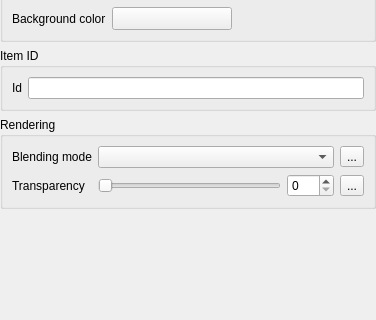
qgis/QGIS, file src/ui/qgscomposeritemwidgetbase.ui: the form before one commit; both pictures show x 0 to 376 and y 377 to 697 of the 376 by 697 pixel window.
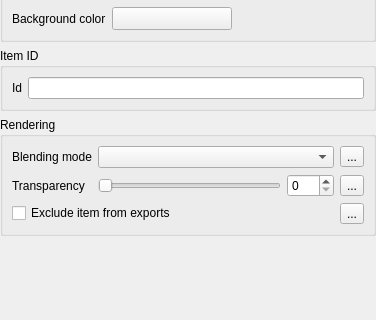
The form after the commit. Custom widgets are drawn as their Qt base class.

Commit message: [FEATURE][composer] Add checkbox and data defined button for controlling whether an item is excluded from composer exports/printouts.

What changed in the file:
```diff
--- a/src/ui/qgscomposeritemwidgetbase.ui
+++ b/src/ui/qgscomposeritemwidgetbase.ui
@@ -553,6 +553,24 @@
         </item>
        </layout>
       </item>
+      <item row="2" column="0" colspan="2">
+       <layout class="QHBoxLayout" name="horizontalLayout">
+        <item>
+         <widget class="QCheckBox" name="mExcludeFromPrintsCheckBox">
+          <property name="text">
+           <string>Exclude item from exports</string>
+          </property>
+         </widget>
+        </item>
+        <item>
+         <widget class="QgsDataDefinedButton" name="mExcludePrintsDDBtn">
+          <property name="text">
+           <string>...</string>
+          </property>
+         </widget>
+        </item>
+       </layout>
+      </item>
      </layout>
     </widget>
    </item>
```
The commit also changes 17 other files.
